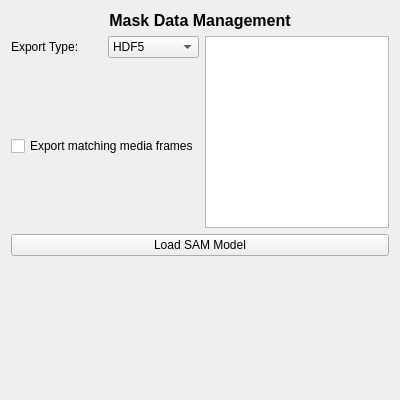
This is src/WhiskerToolbox/DataManager_Widget/Mask_Widget/Mask_Widget.ui in paulmthompson/WhiskerToolbox as Qt 5 draws it before an edit. The edited form follows.
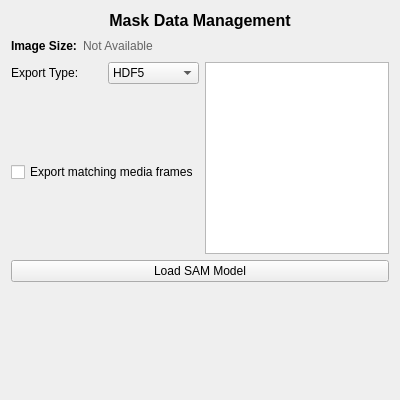
This is the edited form. Custom widgets are drawn as their Qt base class.

Commit message: feat: Add ImageSize display to Mask_Widget UI

What changed in the file:
```diff
--- a/src/WhiskerToolbox/DataManager_Widget/Mask_Widget/Mask_Widget.ui
+++ b/src/WhiskerToolbox/DataManager_Widget/Mask_Widget/Mask_Widget.ui
@@ -30,6 +30,46 @@
      </property>
     </widget>
    </item>
+   <item>
+    <layout class="QHBoxLayout" name="imageSizeLayout">
+     <item>
+      <widget class="QLabel" name="label_image_size_title">
+       <property name="text">
+        <string>Image Size:</string>
+       </property>
+       <property name="font">
+        <font>
+         <weight>75</weight>
+         <bold>true</bold>
+        </font>
+       </property>
+      </widget>
+     </item>
+     <item>
+      <widget class="QLabel" name="label_image_size_value">
+       <property name="text">
+        <string>Not Available</string>
+       </property>
+       <property name="styleSheet">
+        <string>color: rgb(100, 100, 100);</string>
+       </property>
+      </widget>
+     </item>
+     <item>
+      <spacer name="horizontalSpacer_imageSize">
+       <property name="orientation">
+        <enum>Qt::Orientation::Horizontal</enum>
+       </property>
+       <property name="sizeHint" stdset="0">
+        <size>
+         <width>40</width>
+         <height>20</height>
+        </size>
+       </property>
+      </spacer>
+     </item>
+    </layout>
+   </item>
    <item>
     <layout class="QHBoxLayout" name="topControlsLayout">
      <item>
```
The commit also changes 2 other files.
